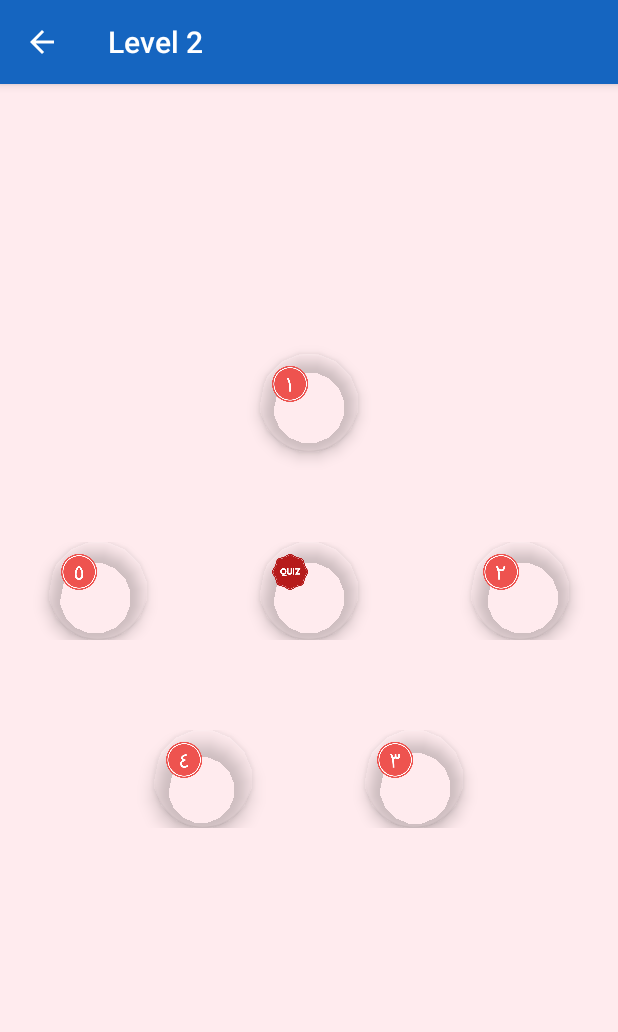
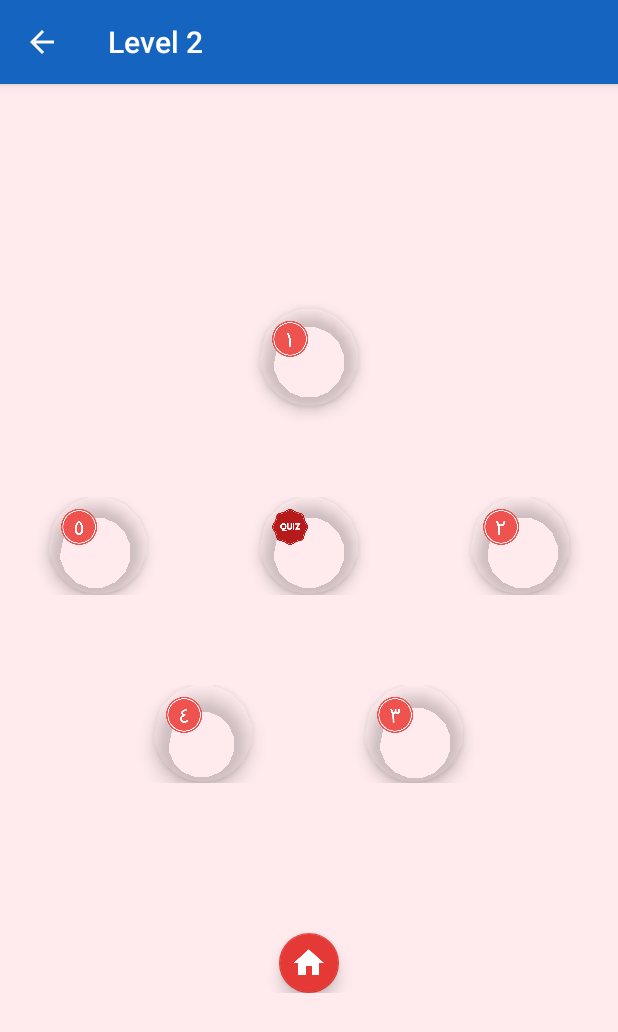
Before and after one commit to dindakhrsm/BiT, an Android app: the PageMateri2Activity screen opened directly, with no data from a screen before it, on a phone screen of 412 x 824 dp. Shown: the top 1032 px of the screen. Run offline under Robolectric (Android 15) with nearby library versions, the phone set to English and light mode, and no system bars.

Commit message:
adding home button at selection level1,2,3

```diff
--- a/app/src/main/java/com/example/acer/bit/PageMateri2Activity.java
+++ b/app/src/main/java/com/example/acer/bit/PageMateri2Activity.java
@@ -19,7 +19,7 @@ public class PageMateri2Activity extends AppCompatActivity{
         FloatingActionButton materiB4 = (FloatingActionButton) findViewById(R.id.materiB4);
         FloatingActionButton materiB5 = (FloatingActionButton) findViewById(R.id.materiB5);
         FloatingActionButton quiz2 = (FloatingActionButton) findViewById(R.id.quiz2);
-
+        FloatingActionButton home2 = (FloatingActionButton) findViewById(R.id.home2);
 
         materiB1.setOnClickListener(new View.OnClickListener() {
             @Override
@@ -69,5 +69,11 @@ public class PageMateri2Activity extends AppCompatActivity{
             }
         });
 
+        home2.setOnClickListener(new View.OnClickListener(){
+            @Override
+            public void onClick(View view) {
+                finish();
+            }
+        });
     }
 }
--- a/app/src/main/res/layout/selection_level2.xml
+++ b/app/src/main/res/layout/selection_level2.xml
@@ -14,7 +14,7 @@
         android:id="@+id/materiB1"
         app:backgroundTint="@android:color/transparent"
         android:layout_gravity="center_horizontal"
-        android:layout_marginTop="180dp"
+        android:layout_marginTop="150dp"
         android:layout_height="65dp" />
 
     <LinearLayout
@@ -102,6 +102,16 @@
                 android:layout_height="65dp" />
         </LinearLayout>
         </LinearLayout>
+        <android.support.design.widget.FloatingActionButton
+            android:layout_width="match_parent"
+            android:layout_height="wrap_content"
+            android:clickable="true"
+            app:fabSize="mini"
+            app:srcCompat="@drawable/ic_home_white_24dp"
+            android:id="@+id/home2"
+            app:backgroundTint="@color/colorHome2"
+            android:layout_marginTop="100dp"
+            android:layout_gravity="center"/>
     </LinearLayout>
 
 
--- a/app/src/main/res/values/colors.xml
+++ b/app/src/main/res/values/colors.xml
@@ -11,6 +11,7 @@
     <color name="colorWhite">#ffffff</color>
 
     <color name="colorButton">#bbdefb</color>
-
+    <color name="colorHome2">#e53935</color>
+    <color name="colorHome3">#f9a825</color>
     <color name="colorAccent">#ff4081</color>
 </resources>
```
Also changed, not shown: app/src/main/java/com/example/acer/bit/PageMateri1Activity.java (+8 -0 lines), app/src/main/java/com/example/acer/bit/PageMateri3Activity.java (+7 -0 lines), app/src/main/res/layout/selection_level1.xml (+12 -1 lines), app/src/main/res/layout/selection_level3.xml (+12 -0 lines), app/src/main/assets/materi11.png, app/src/main/assets/materi12.png, app/src/main/assets/materi13.png, app/src/main/res/drawable/c1.png, app/src/main/res/drawable/c2.png, app/src/main/res/drawable/c3.png, app/src/main/res/drawable/page1.png.
